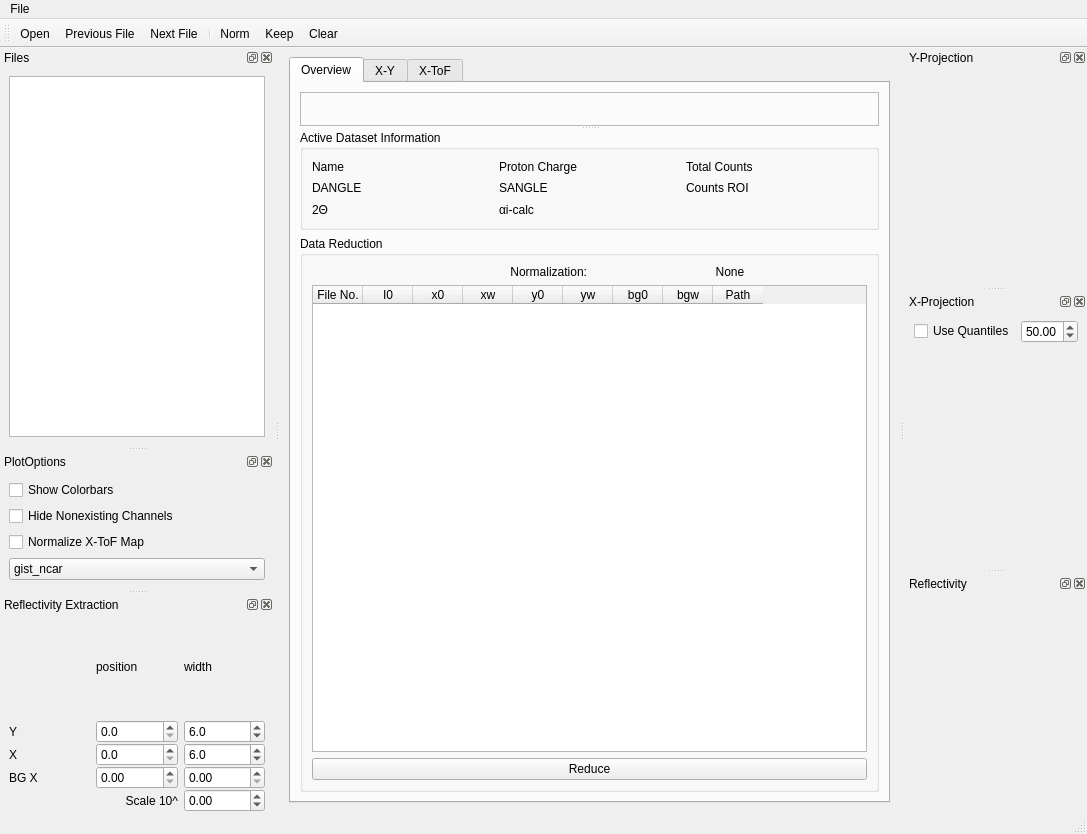
Above: designer/main_window.ui from aglavic/quicknxs before the change. Below: the same form after it.
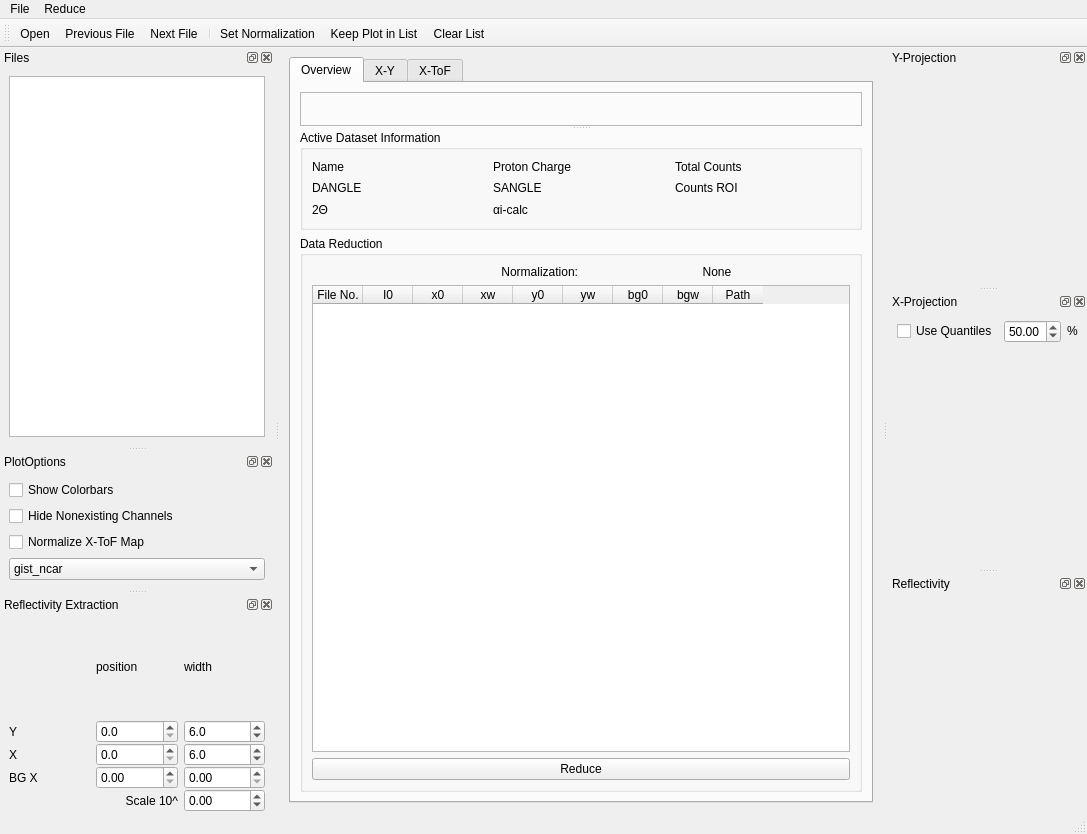
That is the form after the change. Icons and pictures are not drawn. Custom widgets are drawn as their Qt base class.

Patch:
```diff
--- a/designer/main_window.ui
+++ b/designer/main_window.ui
@@ -157,7 +157,7 @@
                <item row="0" column="2">
                 <widget class="QLabel" name="datasetName">
                  <property name="text">
-                  <string>    </string>
+                  <string/>
                  </property>
                  <property name="alignment">
                   <set>Qt::AlignCenter</set>
@@ -173,7 +173,7 @@
                <item row="0" column="4">
                 <widget class="QLabel" name="datasetPCharge">
                  <property name="text">
-                  <string>    </string>
+                  <string/>
                  </property>
                  <property name="alignment">
                   <set>Qt::AlignCenter</set>
@@ -189,7 +189,7 @@
                <item row="1" column="2">
                 <widget class="QLabel" name="datasetDangle">
                  <property name="text">
-                  <string>    </string>
+                  <string/>
                  </property>
                  <property name="alignment">
                   <set>Qt::AlignCenter</set>
@@ -205,7 +205,7 @@
                <item row="1" column="4">
                 <widget class="QLabel" name="datasetSangle">
                  <property name="text">
-                  <string>    </string>
+                  <string/>
                  </property>
                  <property name="alignment">
                   <set>Qt::AlignCenter</set>
@@ -221,7 +221,7 @@
                <item row="2" column="4">
                 <widget class="QLabel" name="datasetAi">
                  <property name="text">
-                  <string>    </string>
+                  <string/>
                  </property>
                  <property name="alignment">
                   <set>Qt::AlignCenter</set>
@@ -237,7 +237,7 @@
                <item row="2" column="2">
                 <widget class="QLabel" name="datasetTth">
                  <property name="text">
-                  <string>    </string>
+                  <string/>
                  </property>
                  <property name="alignment">
                   <set>Qt::AlignCenter</set>
@@ -253,7 +253,7 @@
                <item row="1" column="6">
                 <widget class="QLabel" name="datasetROI">
                  <property name="text">
-                  <string>    </string>
+                  <string/>
                  </property>
                  <property name="alignment">
                   <set>Qt::AlignCenter</set>
@@ -269,7 +269,7 @@
                <item row="0" column="6">
                 <widget class="QLabel" name="datasetTotCounts">
                  <property name="text">
-                  <string>    </string>
+                  <string/>
                  </property>
                  <property name="alignment">
                   <set>Qt::AlignCenter</set>
@@ -582,7 +582,16 @@
     <addaction name="actionNext_File"/>
     <addaction name="actionPrevious_File"/>
    </widget>
+   <widget class="QMenu" name="menuReduce">
+    <property name="title">
+     <string>Reduce</string>
+    </property>
+    <addaction name="actionNorm"/>
+    <addaction name="actionAddPlot"/>
+    <addaction name="actionClear"/>
+   </widget>
    <addaction name="menuFile"/>
+   <addaction name="menuReduce"/>
   </widget>
   <widget class="QStatusBar" name="statusbar"/>
   <widget class="QDockWidget" name="dockWidget">
@@ -738,6 +747,16 @@
          </property>
         </widget>
        </item>
+       <item>
+        <widget class="QLabel" name="label_16">
+         <property name="text">
+          <string>%</string>
+         </property>
+         <property name="textInteractionFlags">
+          <set>Qt::LinksAccessibleByMouse|Qt::TextSelectableByMouse</set>
+         </property>
+        </widget>
+       </item>
       </layout>
      </item>
      <item>
@@ -986,7 +1005,7 @@
   </action>
   <action name="actionNorm">
    <property name="text">
-    <string>Norm</string>
+    <string>Set Normalization</string>
    </property>
    <property name="toolTip">
     <string>Take current dataset for normalization (Ctrl+N)</string>
@@ -997,7 +1016,7 @@
   </action>
   <action name="actionAddPlot">
    <property name="text">
-    <string>Keep</string>
+    <string>Keep Plot in List</string>
    </property>
    <property name="toolTip">
     <string>Add to current dataset to data reduction list (Ctrl+K)</string>
@@ -1008,7 +1027,7 @@
   </action>
   <action name="actionClear">
    <property name="text">
-    <string>Clear</string>
+    <string>Clear List</string>
    </property>
    <property name="toolTip">
     <string>Remove all plots from data reduction list</string>
```
Left out of the diff: 51 changed lines with no effect on the pictures.
